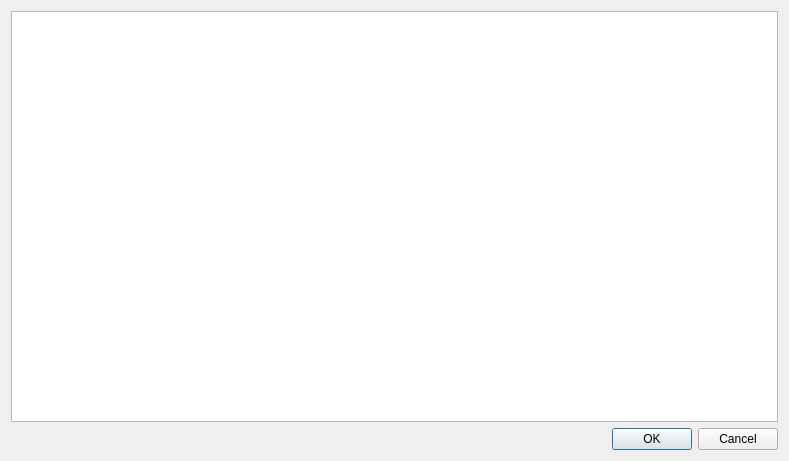
Old version of the form dialogs/tabledialog/tabledialog.ui in the repository REDasmOrg/REDasm.
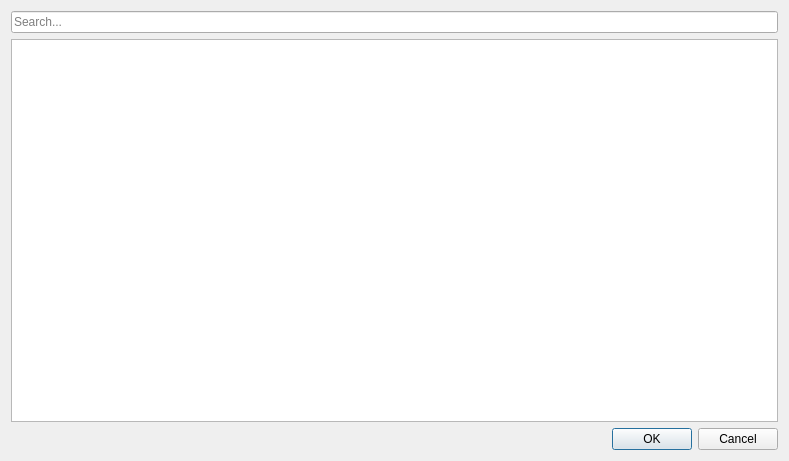
New version of the form.

Patch:
```diff
--- a/dialogs/tabledialog/tabledialog.ui
+++ b/dialogs/tabledialog/tabledialog.ui
@@ -14,6 +14,16 @@
    <string>Dialog</string>
   </property>
   <layout class="QVBoxLayout" name="verticalLayout">
+   <item>
+    <widget class="QLineEdit" name="leSearch">
+     <property name="placeholderText">
+      <string>Search...</string>
+     </property>
+     <property name="clearButtonEnabled">
+      <bool>true</bool>
+     </property>
+    </widget>
+   </item>
    <item>
     <widget class="QTableView" name="tbvTable">
      <property name="editTriggers">
```
